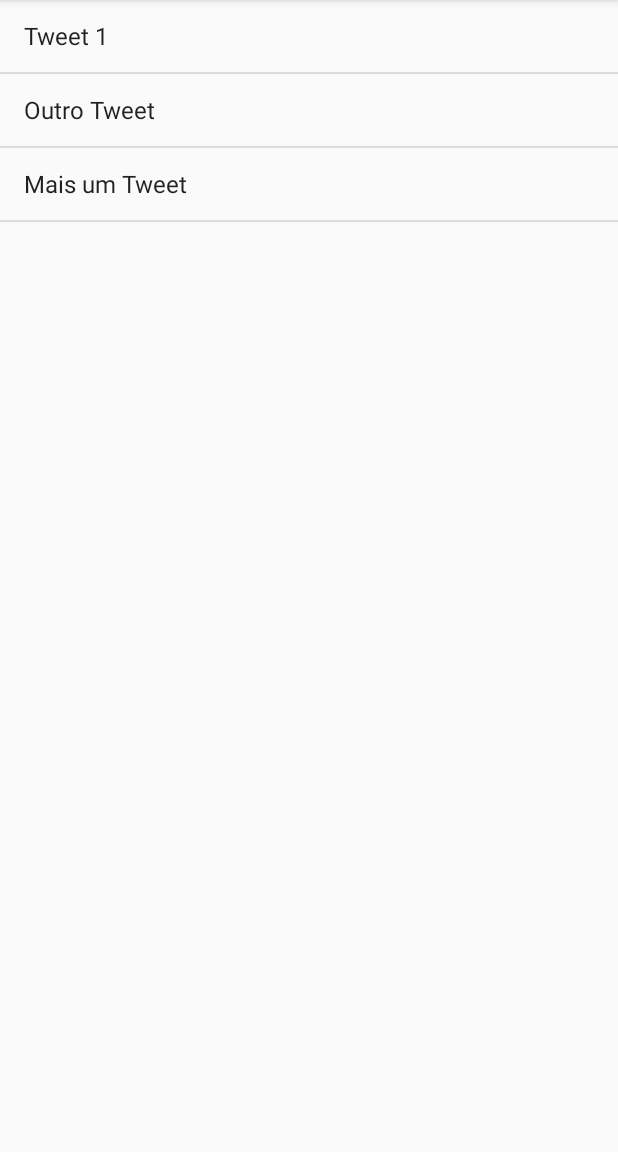
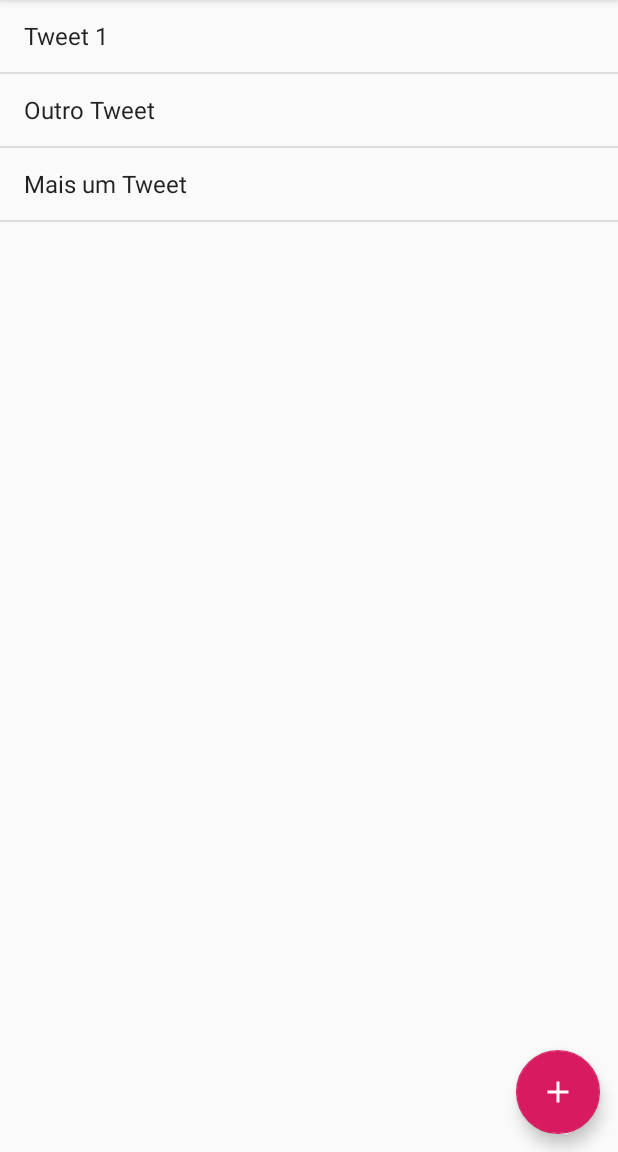
Before and after one commit to erickpreviato/caelum, an Android app: the screen it shows after launch (ListaTweetsActivity), on a phone screen of 412 x 824 dp, the part 84-1236 px from its top. Run offline under Robolectric (Android 15) with nearby library versions, the phone set to English and light mode, and no system bars.

Commit message:
Realizado ate o exercicio 3.3

```diff
--- a/TwittelumApp/app/build.gradle
+++ b/TwittelumApp/app/build.gradle
@@ -32,4 +32,5 @@ dependencies {
     testImplementation 'junit:junit:4.12'
     androidTestImplementation 'androidx.test:runner:1.1.1'
     androidTestImplementation 'androidx.test.espresso:espresso-core:3.1.1'
+    implementation 'com.google.android.material:material:1.0.0'
 }
--- a/TwittelumApp/app/src/main/java/br/com/caelum/twittelumapp/ListaTweetsActivity.kt
+++ b/TwittelumApp/app/src/main/java/br/com/caelum/twittelumapp/ListaTweetsActivity.kt
@@ -3,6 +3,7 @@ package br.com.caelum.twittelumapp
 import android.os.Bundle
 import android.widget.ArrayAdapter
 import androidx.appcompat.app.AppCompatActivity
+import com.google.android.material.snackbar.Snackbar
 import kotlinx.android.synthetic.main.activity_lista_tweets.*
 
 class ListaTweetsActivity : AppCompatActivity() {
@@ -14,5 +15,7 @@ class ListaTweetsActivity : AppCompatActivity() {
         val tweets: List<String> = listOf("Tweet 1", "Outro Tweet", "Mais um Tweet")
         val adapter = ArrayAdapter<String>(this, android.R.layout.simple_list_item_1, tweets)
         lista_tweets.adapter = adapter
+
+        fab_add.setOnClickListener { Snackbar.make(lista_tweets, "Carregando...", Snackbar.LENGTH_SHORT).show() }
     }
 }
--- /dev/null
+++ b/TwittelumApp/app/src/main/res/drawable/ic_add.xml
@@ -0,0 +1,5 @@
+<vector android:height="24dp" android:tint="#FFFFFF"
+    android:viewportHeight="24.0" android:viewportWidth="24.0"
+    android:width="24dp" xmlns:android="http://schemas.android.com/apk/res/android">
+    <path android:fillColor="#FF000000" android:pathData="M19,13h-6v6h-2v-6H5v-2h6V5h2v6h6v2z"/>
+</vector>
--- a/TwittelumApp/app/src/main/res/layout/activity_lista_tweets.xml
+++ b/TwittelumApp/app/src/main/res/layout/activity_lista_tweets.xml
@@ -1,15 +1,30 @@
 <?xml version="1.0" encoding="utf-8"?>
+
+<androidx.coordinatorlayout.widget.CoordinatorLayout xmlns:android="http://schemas.android.com/apk/res/android"
+    android:layout_width="match_parent"
+    android:layout_height="match_parent">
+
     <androidx.constraintlayout.widget.ConstraintLayout xmlns:android="http://schemas.android.com/apk/res/android"
+        xmlns:app="http://schemas.android.com/apk/res-auto"
         android:layout_width="match_parent"
-    android:layout_height="match_parent"
-    xmlns:app="http://schemas.android.com/apk/res-auto">
+        android:layout_height="match_parent">
 
         <ListView
             android:id="@+id/lista_tweets"
             android:layout_width="match_parent"
             android:layout_height="match_parent"
-        app:layout_constraintTop_toTopOf="parent"
+            app:layout_constraintEnd_toEndOf="parent"
             app:layout_constraintStart_toStartOf="parent"
-        app:layout_constraintEnd_toEndOf="parent" />
+            app:layout_constraintTop_toTopOf="parent" />
 
     </androidx.constraintlayout.widget.ConstraintLayout>
+
+    <com.google.android.material.floatingactionbutton.FloatingActionButton
+        android:id="@+id/fab_add"
+        android:layout_gravity="bottom|end"
+        android:layout_width="wrap_content"
+        android:layout_height="wrap_content"
+        android:layout_margin="12dp"
+        android:src="@drawable/ic_add" />
+
+</androidx.coordinatorlayout.widget.CoordinatorLayout>
```
Lines whose indentation alone changed are shown as unchanged.
